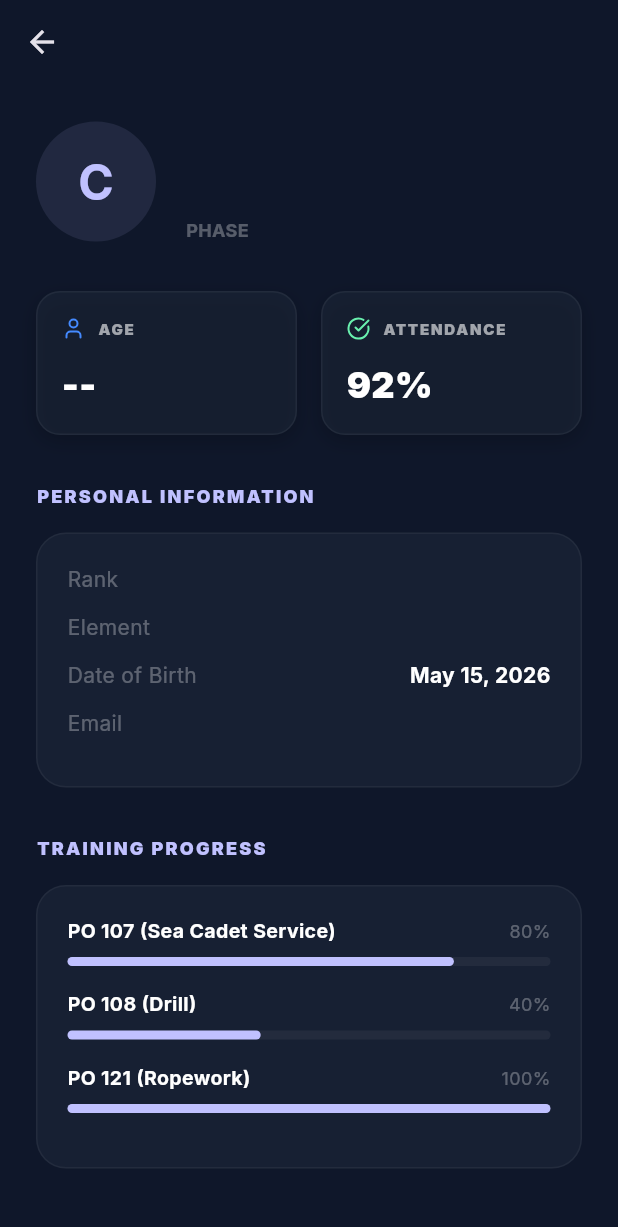
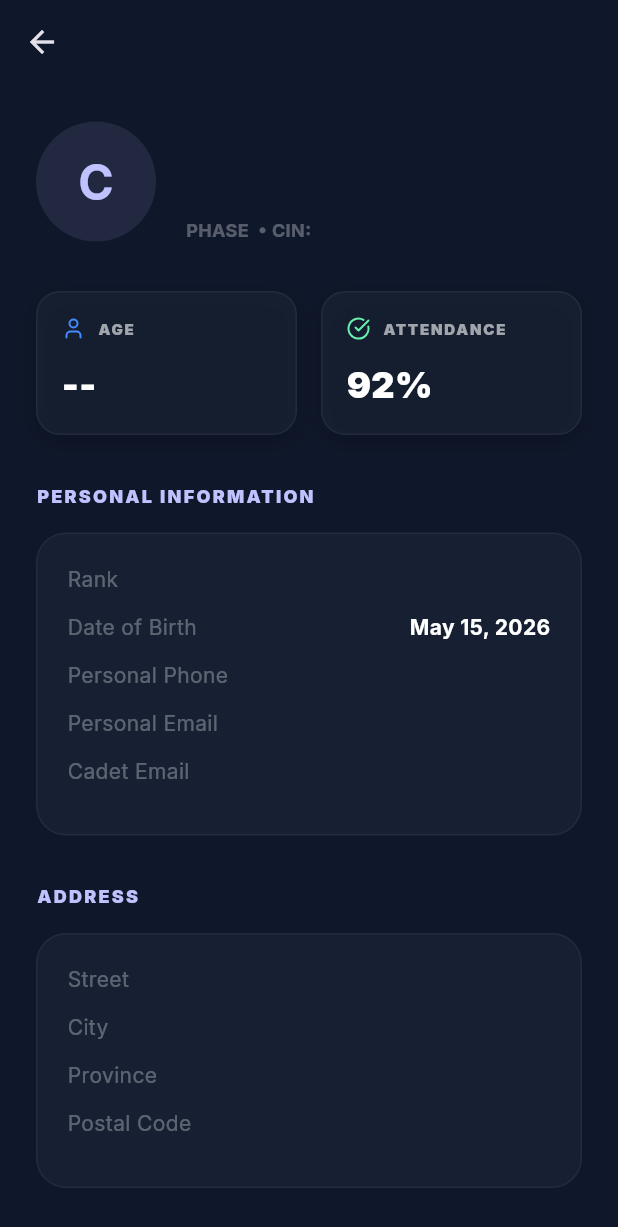
Before and after one commit to jonh2oman/ardent_flutter, a Flutter app: the CadetDetailScreen screen opened directly with empty values, on a phone screen of 412 x 824 dp. Shown: the top 1227 px of the screen. Run offline on Flutter 3.47's test engine with Material 3 defaults, Android fonts, the phone set to English and light mode, and no system bars; our stand-ins replace cloud_firestore, firebase_auth, firebase_core, google_fonts, lucide_icons; accounts and stored records are empty; network calls fail.

Commit message:
Comprehensive multi-step Add Cadet form and detailed profile view

```diff
--- a/lib/models/user_data.dart
+++ b/lib/models/user_data.dart
@@ -12,6 +12,17 @@ class UserData {
   final String? element;
   final String? phase;
 
+  // New Fields from Web App
+  final String? cin;
+  final String? phone;
+  final String? personalEmail;
+  final String? cadetEmail;
+  final Map<String, dynamic>? address;
+  final List<dynamic>? parents;
+  final String? provincialHealthNumber;
+  final String? privateInsuranceProvider;
+  final Map<String, dynamic>? onboardingChecklist;
+
   UserData({
     required this.id,
     required this.email,
@@ -25,6 +36,15 @@ class UserData {
     this.dob,
     this.element,
     this.phase,
+    this.cin,
+    this.phone,
+    this.personalEmail,
+    this.cadetEmail,
+    this.address,
+    this.parents,
+    this.provincialHealthNumber,
+    this.privateInsuranceProvider,
+    this.onboardingChecklist,
   });
 
   String get name => displayName ?? "${firstName ?? ''} ${lastName ?? ''}".trim();
@@ -42,7 +62,16 @@ class UserData {
       isPendingAssignment: data['isPendingAssignment'] ?? false,
       dob: data['dob'] != null ? DateTime.tryParse(data['dob'].toString()) : null,
       element: data['element'],
-      phase: data['phase'],
+      phase: data['phase']?.toString(),
+      cin: data['cin'],
+      phone: data['phone'],
+      personalEmail: data['personalEmail'],
+      cadetEmail: data['cadetEmail'],
+      address: data['address'],
+      parents: data['parents'],
+      provincialHealthNumber: data['provincialHealthNumber'],
+      privateInsuranceProvider: data['privateInsuranceProvider'],
+      onboardingChecklist: data['onboardingChecklist'],
     );
   }
 
@@ -59,6 +88,15 @@ class UserData {
       'dob': dob?.toIso8601String(),
       'element': element,
       'phase': phase,
+      'cin': cin,
+      'phone': phone,
+      'personalEmail': personalEmail,
+      'cadetEmail': cadetEmail,
+      'address': address,
+      'parents': parents,
+      'provincialHealthNumber': provincialHealthNumber,
+      'privateInsuranceProvider': privateInsuranceProvider,
+      'onboardingChecklist': onboardingChecklist,
     };
   }
 }
--- a/lib/screens/cadet_detail_screen.dart
+++ b/lib/screens/cadet_detail_screen.dart
@@ -35,13 +35,15 @@ class CadetDetailScreen extends StatelessWidget {
                   child: Text(cadet.name.isNotEmpty ? cadet.name[0] : 'C', style: TextStyle(fontSize: 32, color: theme.colorScheme.primary, fontWeight: FontWeight.bold)),
                 ),
                 const SizedBox(width: 20),
-                Column(
-                  crossAxisAlignment: CrossAxisAlignment.start,
-                  children: [
-                    Text(cadet.rank ?? 'Cadet', style: TextStyle(fontSize: 18, color: theme.colorScheme.primary, fontWeight: FontWeight.bold)),
-                    Text(cadet.name, style: const TextStyle(fontSize: 28, fontWeight: FontWeight.w900, letterSpacing: -1.0)),
-                    Text('PHASE ${cadet.phase ?? 'N/A'}', style: const TextStyle(fontSize: 12, color: Colors.white30, fontWeight: FontWeight.bold)),
-                  ],
+                Expanded(
+                  child: Column(
+                    crossAxisAlignment: CrossAxisAlignment.start,
+                    children: [
+                      Text(cadet.rank ?? 'Cadet', style: TextStyle(fontSize: 18, color: theme.colorScheme.primary, fontWeight: FontWeight.bold)),
+                      Text(cadet.name, style: const TextStyle(fontSize: 28, fontWeight: FontWeight.w900, letterSpacing: -1.0)),
+                      Text('PHASE ${cadet.phase ?? 'N/A'} • CIN: ${cadet.cin ?? '---'}', style: const TextStyle(fontSize: 12, color: Colors.white30, fontWeight: FontWeight.bold)),
+                    ],
+                  ),
                 ),
               ],
             ),
@@ -57,12 +59,44 @@ class CadetDetailScreen extends StatelessWidget {
             ),
             const SizedBox(height: 32),
 
-            // Details Sections
+            // Personal Information
             _buildSection(theme, 'Personal Information', [
               _buildDetailRow('Rank', cadet.rank ?? 'Cadet'),
-              _buildDetailRow('Element', cadet.element ?? 'Sea'),
               _buildDetailRow('Date of Birth', cadet.dob != null ? DateFormat('MMM d, yyyy').format(cadet.dob!) : 'Unknown'),
-              _buildDetailRow('Email', cadet.email),
+              _buildDetailRow('Personal Phone', cadet.phone ?? 'N/A'),
+              _buildDetailRow('Personal Email', cadet.personalEmail ?? 'N/A'),
+              _buildDetailRow('Cadet Email', cadet.cadetEmail ?? 'N/A'),
+            ]),
+
+            const SizedBox(height: 32),
+
+            // Address
+            _buildSection(theme, 'Address', [
+              _buildDetailRow('Street', cadet.address?['street'] ?? 'N/A'),
+              _buildDetailRow('City', cadet.address?['city'] ?? 'N/A'),
+              _buildDetailRow('Province', cadet.address?['province'] ?? 'N/A'),
+              _buildDetailRow('Postal Code', cadet.address?['postalCode'] ?? 'N/A'),
+            ]),
+
+            const SizedBox(height: 32),
+
+            // Guardians
+            if (cadet.parents != null && cadet.parents!.isNotEmpty)
+              _buildSection(theme, 'Guardians', cadet.parents!.map((p) => Column(
+                crossAxisAlignment: CrossAxisAlignment.start,
+                children: [
+                  Text(p['name'] ?? 'Unknown Parent', style: const TextStyle(fontWeight: FontWeight.bold)),
+                  Text('${p['relationship'] ?? 'Guardian'} • ${p['phone'] ?? 'No Phone'}', style: const TextStyle(fontSize: 12, color: Colors.white30)),
+                  const SizedBox(height: 12),
+                ],
+              )).toList()),
+
+            const SizedBox(height: 32),
+
+            // Medical
+            _buildSection(theme, 'Medical Information', [
+              _buildDetailRow('Health #', cadet.provincialHealthNumber ?? 'N/A'),
+              _buildDetailRow('Insurance', cadet.privateInsuranceProvider ?? 'N/A'),
             ]),
 
             const SizedBox(height: 32),
@@ -109,7 +143,7 @@ class CadetDetailScreen extends StatelessWidget {
         mainAxisAlignment: MainAxisAlignment.spaceBetween,
         children: [
           Text(label, style: const TextStyle(color: Colors.white30, fontSize: 14)),
-          Text(value, style: const TextStyle(fontWeight: FontWeight.bold, fontSize: 14)),
+          Expanded(child: Text(value, textAlign: TextAlign.end, style: const TextStyle(fontWeight: FontWeight.bold, fontSize: 14))),
         ],
       ),
     );
```
Also changed, not shown: lib/screens/personnel_screen.dart (+136 -63 lines).
